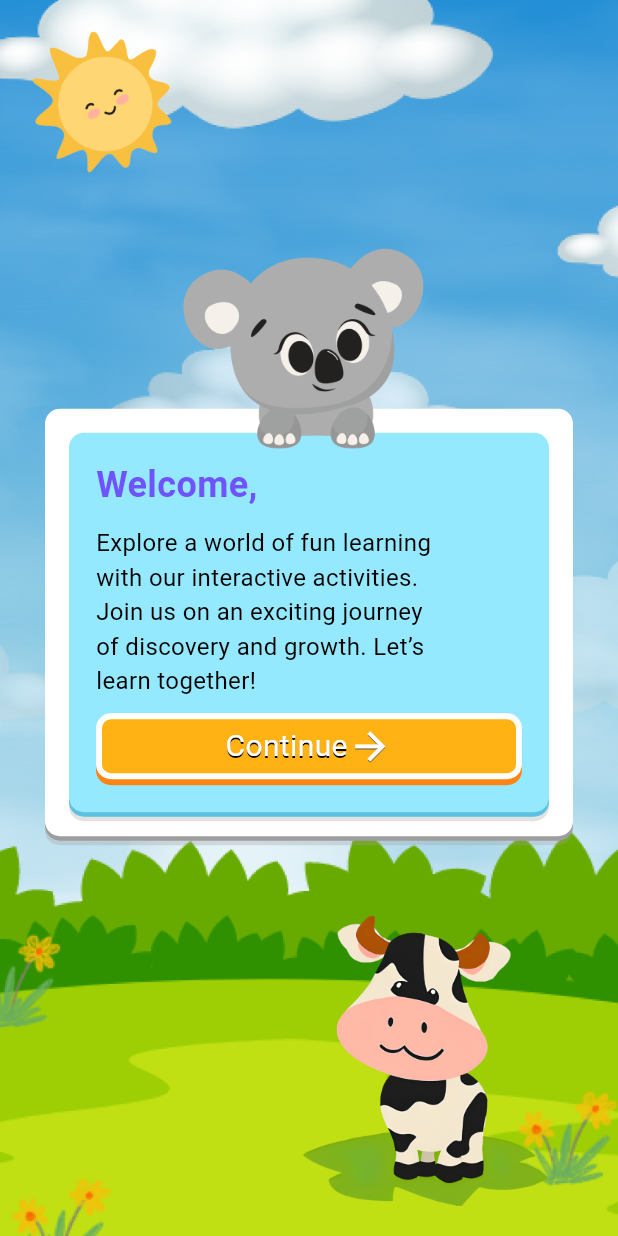
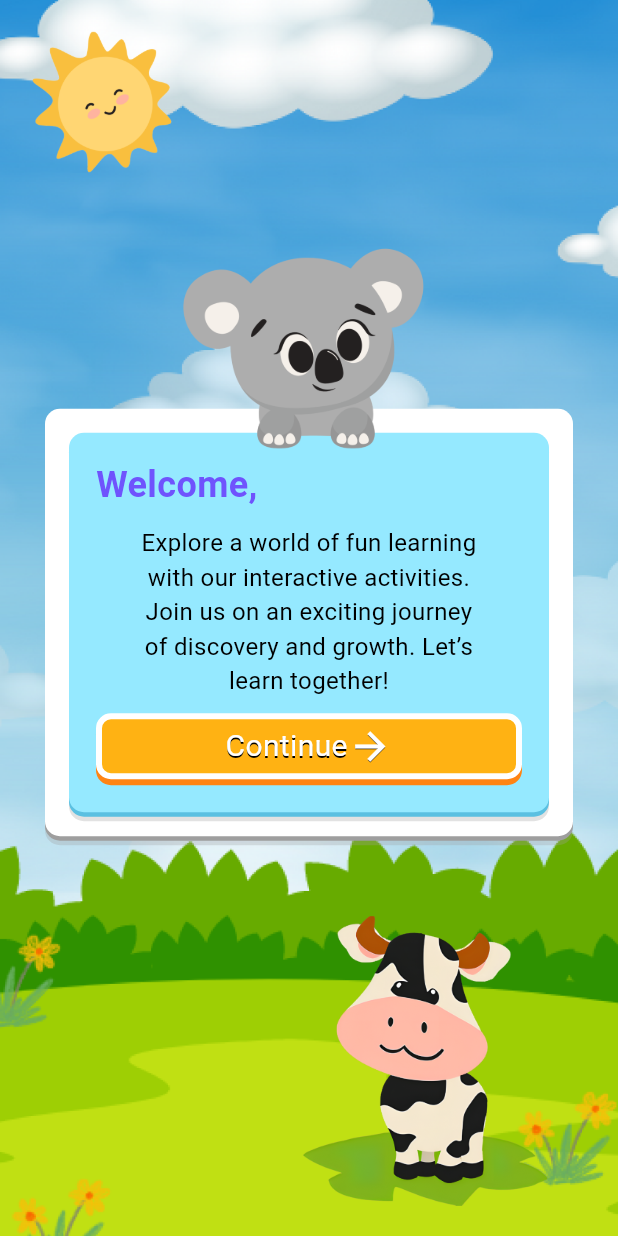
Before and after one commit to DarcMattz/TinyTots, a Flutter app: the screen it shows after launch, on a phone screen of 412 x 824 dp. Run offline on Flutter 3.47's test engine with Material 3 defaults, Android fonts, the light colour scheme and no system bars; our stand-ins replace audioplayers, auto_size_text, carousel_slider, flutter_native_splash, gap; Roboto replaces fonts that are missing (Jua).

Commit message:
fix welcome ui

```diff
--- a/lib/screens/welcome.dart
+++ b/lib/screens/welcome.dart
@@ -95,7 +95,7 @@ class AndroidWelcome extends StatelessWidget {
                     ],
                   ),
                   child: Column(
-                    crossAxisAlignment: CrossAxisAlignment.start,
+                    crossAxisAlignment: CrossAxisAlignment.stretch,
                     children: [
                       const Text(
                         'Welcome,',
@@ -108,6 +108,7 @@ class AndroidWelcome extends StatelessWidget {
                       const SizedBox(height: 10),
                       const Text(
                         'Explore a world of fun learning\nwith our interactive activities.\nJoin us on an exciting journey\nof discovery and growth. Let’s\nlearn together!',
+                        textAlign: TextAlign.center,
                         style: TextStyle(
                           fontSize: 16,
                           color: Colors.black,
```
